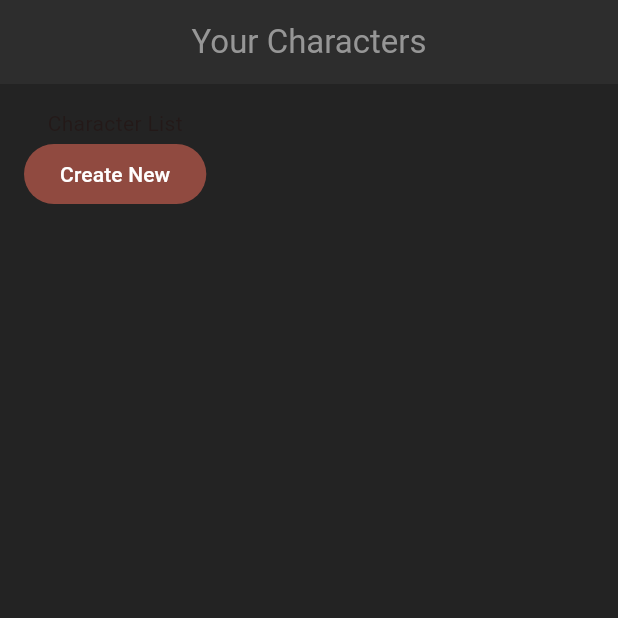
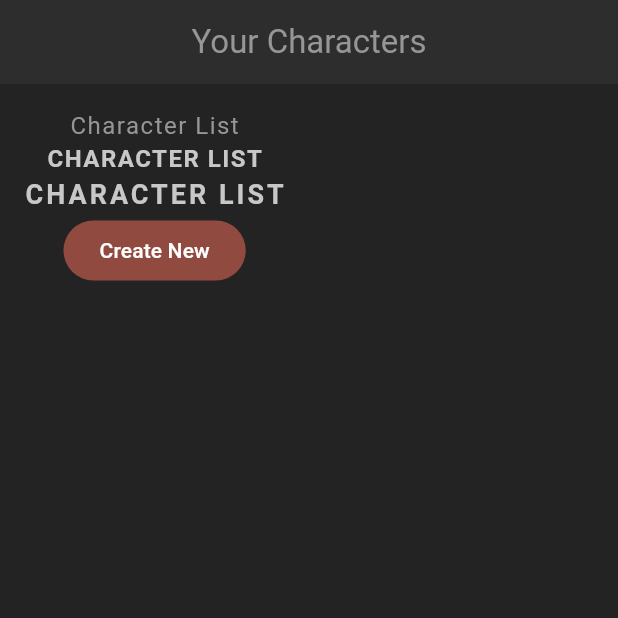
Before and after one commit to CYoon1/flutter_rpg, a Flutter app: the screen it shows after launch, on a phone screen of 412 x 824 dp, the top half of it. Run offline on Flutter 3.47's test engine with Material 3 defaults, Android fonts, the phone set to English and light mode, and no system bars.

Commit message:
Set up text themes and text widgets

```diff
--- a/lib/screens/home/home.dart
+++ b/lib/screens/home/home.dart
@@ -1,4 +1,5 @@
 import 'package:flutter/material.dart';
+import 'package:flutter_rpg/shared/styled_text.dart';
 
 class Home extends StatefulWidget {
   const Home({super.key});
@@ -19,7 +20,9 @@ class _HomeState extends State<Home> {
         padding: const EdgeInsets.all(16),
         child: Column(
           children: [
-            const Text('Character List'),
+            const StyledText('Character List'),
+            const StyledHeading('Character List'),
+            const StyledTitle('Character List'),
 
             FilledButton(
               onPressed: () {},
--- /dev/null
+++ b/lib/shared/styled_text.dart
@@ -0,0 +1,34 @@
+import 'package:flutter/material.dart';
+
+class StyledText extends StatelessWidget {
+  const StyledText(this.text, {super.key});
+
+  final String text;
+
+  @override
+  Widget build(BuildContext context) {
+    return Text(text, style: Theme.of(context).textTheme.bodyMedium);
+  }
+}
+
+class StyledHeading extends StatelessWidget {
+  const StyledHeading(this.text, {super.key});
+
+  final String text;
+
+  @override
+  Widget build(BuildContext context) {
+    return Text(text.toUpperCase(), style: Theme.of(context).textTheme.headlineMedium);
+  }
+}
+
+class StyledTitle extends StatelessWidget {
+  const StyledTitle(this.text, {super.key});
+
+  final String text;
+
+  @override
+  Widget build(BuildContext context) {
+    return Text(text.toUpperCase(), style: Theme.of(context).textTheme.titleMedium);
+  }
+}
```
Also changed, not shown: lib/theme.dart (+20 -0 lines).
